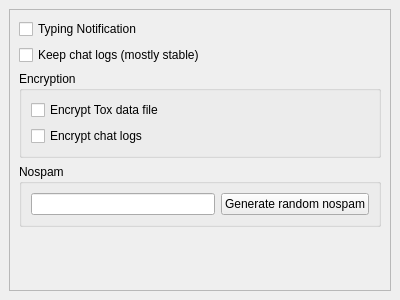
First picture: the form in src/widget/form/settings/privacysettings.ui, repository bkmeneguello/qTox, before the edit.
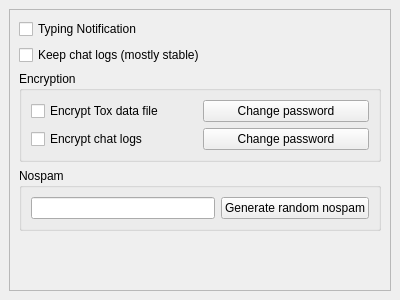
Second picture: the form after the edit.

Commit message: Added change pw buttons; encryption is very nearly done. @apprb there is one question and one TODO that you should look over in privacyform.cpp, as well as a TODO in historykeeper.cpp Also both the encryption settings box and the pw dialog lineedits should probably be in a QGridLayout... but I don't really want to do that by hand :P

```diff
--- a/src/widget/form/settings/privacysettings.ui
+++ b/src/widget/form/settings/privacysettings.ui
@@ -68,6 +68,8 @@
          </property>
          <layout class="QVBoxLayout" name="verticalLayout_2">
           <item>
+           <layout class="QHBoxLayout" name="encryptToxHLayout">
+            <item>
            <widget class="QCheckBox" name="cbEncryptTox">
             <property name="enabled">
              <bool>true</bool>
@@ -78,6 +80,17 @@
            </widget>
           </item>
           <item>
+             <widget class="QPushButton" name="changeToxPwButton">
+              <property name="text">
+               <string>Change password</string>
+              </property>
+             </widget>
+            </item>
+           </layout>
+          </item>
+          <item>
+           <layout class="QHBoxLayout" name="encryptLogsHLayout">
+            <item>
            <widget class="QCheckBox" name="cbEncryptHistory">
             <property name="enabled">
              <bool>true</bool>
@@ -89,6 +102,15 @@
              <bool>true</bool>
             </property>
            </widget>
+            </item>
+            <item>
+             <widget class="QPushButton" name="changeLogsPwButton">
+              <property name="text">
+               <string>Change password</string>
+              </property>
+             </widget>
+            </item>
+           </layout>
           </item>
          </layout>
         </widget>
```
Lines whose indentation alone changed are shown as unchanged. The commit also changes 5 other files.
